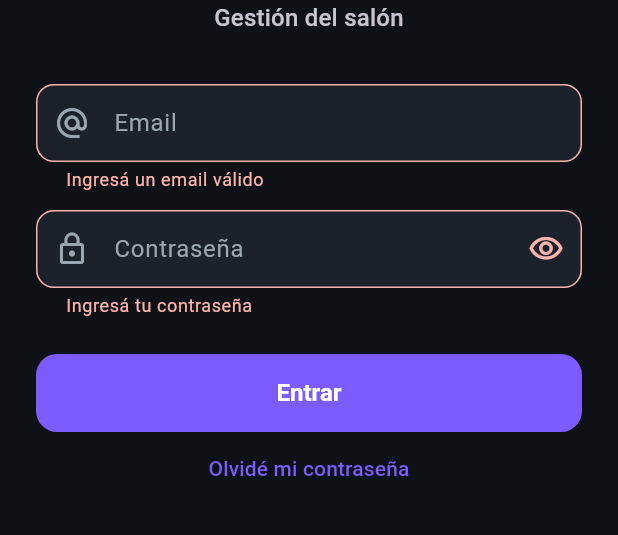
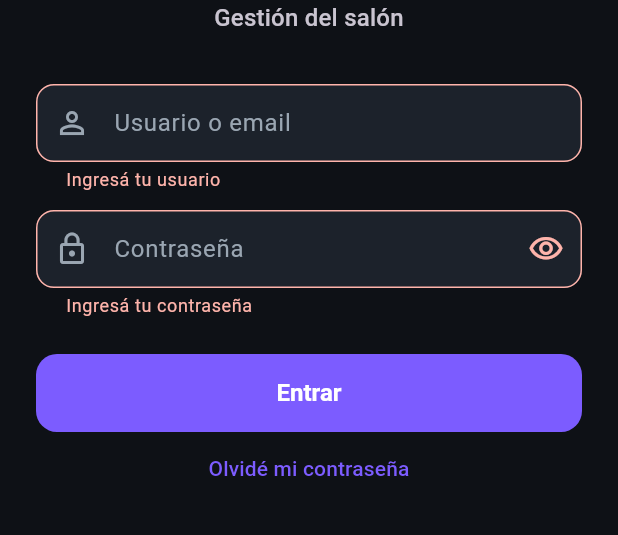
Before and after one commit to facundogattoni/IUPI-EVENTOS, a Flutter app: the screen it shows after launch, after a tap on "Entrar", on a phone screen of 412 x 824 dp, the part 459-994 px from its top. Run offline on Flutter 3.47's test engine with Material 3 defaults, Android fonts, the phone set to English and light mode, and no system bars; our stand-ins replace fl_chart, flutter_riverpod, go_router, supabase_flutter, table_calendar; accounts and stored records are empty.

Commit message:
Login y alta con usuario en vez de email
- Se puede iniciar sesión y crear usuarios con un 'usuario' simple (ej: juan);
  por detrás se completa con un dominio interno fijo. Los emails reales siguen
  funcionando igual.

Co-Authored-By: Claude Opus 4.8 <noreply@anthropic.com>
Claude-Session: https://claude.ai/code/session_01St4D1HMrLJGxyejPpV7LhC

```diff
--- a/app/lib/features/auth/presentation/login_screen.dart
+++ b/app/lib/features/auth/presentation/login_screen.dart
@@ -2,6 +2,7 @@ import 'package:flutter/material.dart';
 import 'package:flutter_riverpod/flutter_riverpod.dart';
 import 'package:supabase_flutter/supabase_flutter.dart';
 
+import '../../../core/utils/username.dart';
 import '../data/auth_repository.dart';
 
 class LoginScreen extends ConsumerStatefulWidget {
@@ -34,7 +35,7 @@ class _LoginScreenState extends ConsumerState<LoginScreen> {
     });
     try {
       await ref.read(authRepositoryProvider).signInWithPassword(
-            email: _emailCtrl.text,
+            email: emailFromLogin(_emailCtrl.text),
             password: _passwordCtrl.text,
           );
       // El redireccionamiento lo maneja el router al detectar la sesión.
@@ -102,14 +103,14 @@ class _LoginScreenState extends ConsumerState<LoginScreen> {
                     const SizedBox(height: 32),
                     TextFormField(
                       controller: _emailCtrl,
-                      keyboardType: TextInputType.emailAddress,
-                      autofillHints: const [AutofillHints.email],
+                      keyboardType: TextInputType.text,
+                      autofillHints: const [AutofillHints.username],
                       decoration: const InputDecoration(
-                        labelText: 'Email',
-                        prefixIcon: Icon(Icons.alternate_email),
+                        labelText: 'Usuario o email',
+                        prefixIcon: Icon(Icons.person_outline),
                       ),
-                      validator: (v) => (v == null || !v.contains('@'))
-                          ? 'Ingresá un email válido'
+                      validator: (v) => (v == null || v.trim().isEmpty)
+                          ? 'Ingresá tu usuario'
                           : null,
                     ),
                     const SizedBox(height: 12),
--- a/app/lib/features/profiles/presentation/team_screen.dart
+++ b/app/lib/features/profiles/presentation/team_screen.dart
@@ -3,6 +3,7 @@ import 'package:flutter_riverpod/flutter_riverpod.dart';
 import 'package:supabase_flutter/supabase_flutter.dart';
 
 import '../../../core/theme/app_colors.dart';
+import '../../../core/utils/username.dart';
 import '../../auth/data/auth_repository.dart';
 import '../data/profile_repository.dart';
 import '../domain/profile.dart';
@@ -76,11 +77,12 @@ class _CreateUserSheetState extends ConsumerState<_CreateUserSheet> {
 
   Future<void> _create() async {
     final name = _name.text.trim();
-    final email = _email.text.trim();
+    final username = _email.text.trim();
     final pass = _password.text;
-    if (name.isEmpty || !email.contains('@') || pass.length < 6) {
+    if (name.isEmpty || username.isEmpty || username.contains(' ') ||
+        pass.length < 6) {
       setState(() => _error =
-          'Completá nombre, un email válido y una contraseña de 6+ caracteres.');
+          'Completá nombre, usuario (sin espacios) y una contraseña de 6+ caracteres.');
       return;
     }
     setState(() {
@@ -90,7 +92,7 @@ class _CreateUserSheetState extends ConsumerState<_CreateUserSheet> {
     try {
       final id = await ref
           .read(authRepositoryProvider)
-          .createAccount(email: email, password: pass);
+          .createAccount(email: emailFromLogin(username), password: pass);
       await ref
           .read(profileRepositoryProvider)
           .setRoleAndName(id: id, role: _role, fullName: name);
@@ -145,9 +147,10 @@ class _CreateUserSheetState extends ConsumerState<_CreateUserSheet> {
           const SizedBox(height: 12),
           TextField(
             controller: _email,
-            keyboardType: TextInputType.emailAddress,
+            keyboardType: TextInputType.text,
             decoration: const InputDecoration(
-                labelText: 'Email', prefixIcon: Icon(Icons.alternate_email)),
+                labelText: 'Usuario (ej: juan, sin espacios)',
+                prefixIcon: Icon(Icons.person_outline)),
           ),
           const SizedBox(height: 12),
           TextField(
```
Also changed, not shown: app/lib/core/utils/username.dart (added, +13 -0 lines).
